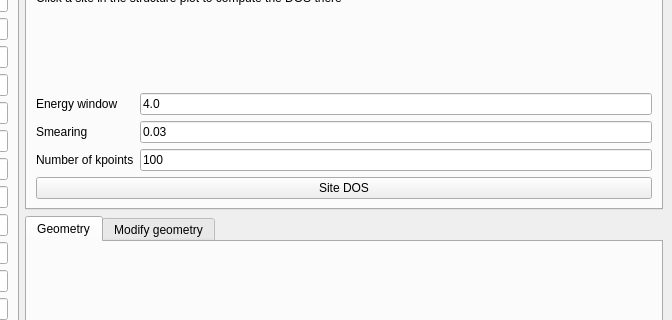
The window that interface-pyqt/multilayergraphene/interface.ui (joselado/quantum-lattice) describes before a commit, drawn with Qt 5; both pictures show x 628 to 1300 and y 136 to 456 of the 1300 by 776 pixel window.
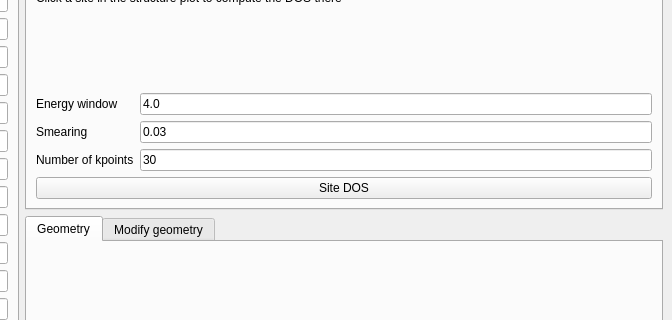
The same window after the commit. The open tabs and pages were chosen to show the change. Custom widgets are drawn as their Qt base class.

What changed in the file:
```diff
--- a/interface-pyqt/multilayergraphene/interface.ui
+++ b/interface-pyqt/multilayergraphene/interface.ui
@@ -1389,7 +1389,7 @@
           <item row="2" column="1">
            <widget class="LineEdit" name="site_dos_nk">
             <property name="text">
-             <string>100</string>
+             <string>30</string>
             </property>
            </widget>
           </item>
```
